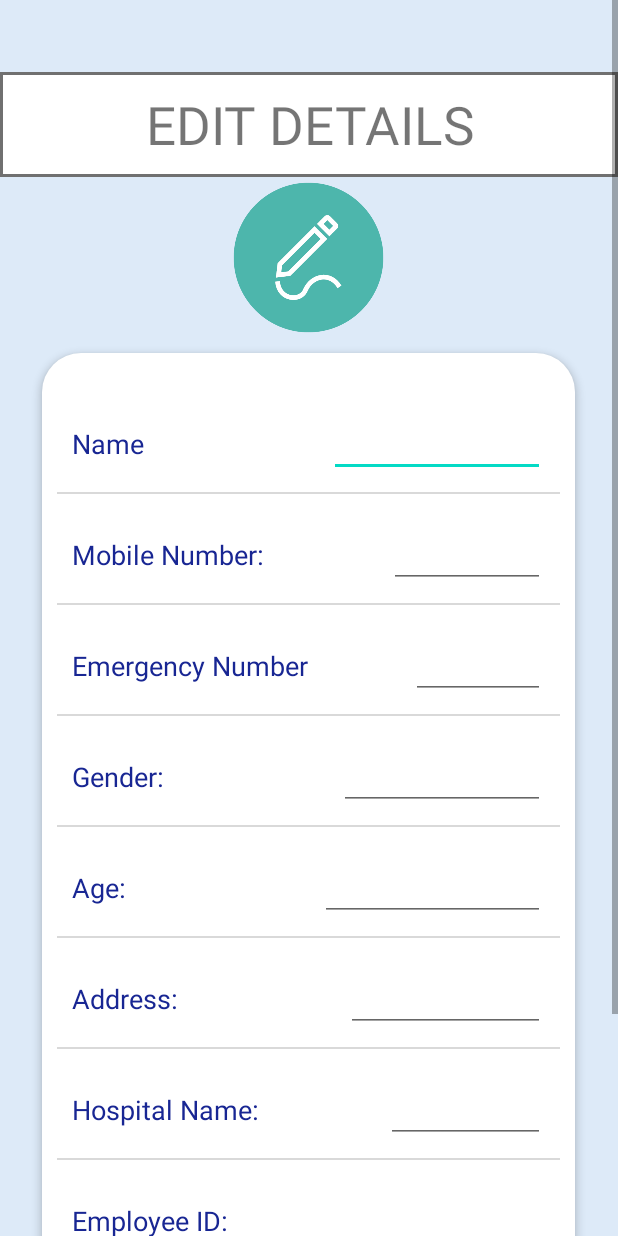
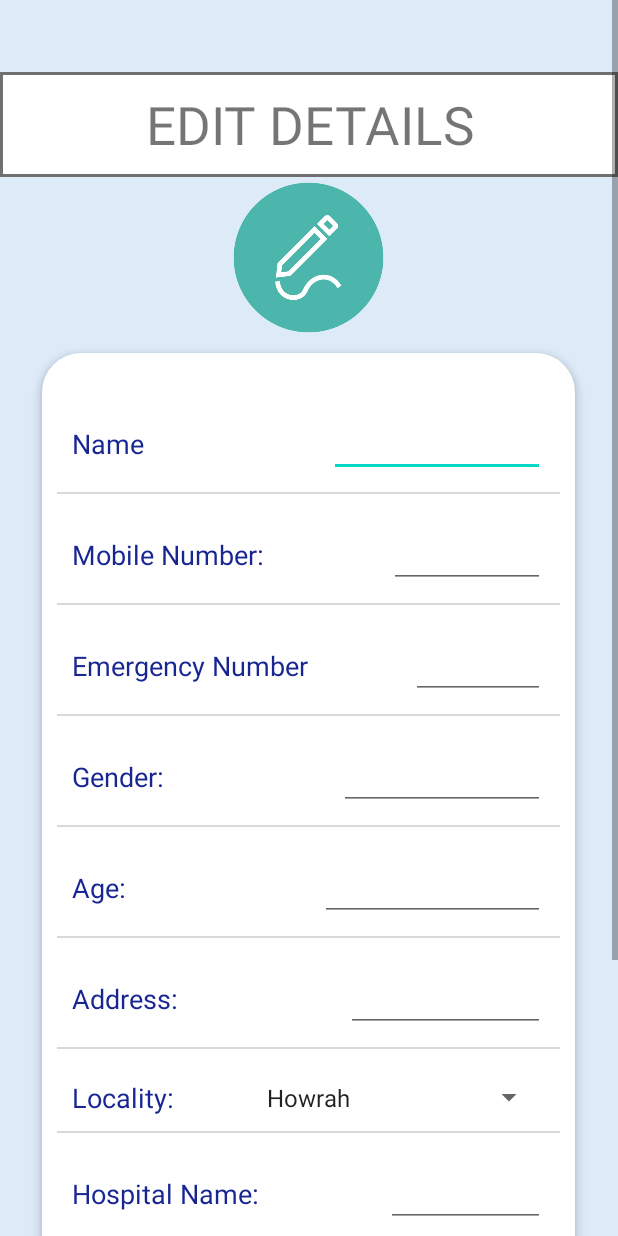
Before and after one commit to SegFault03/Maatran, an Android app: the EditPatient screen opened directly, with no data from a screen before it, on a phone screen of 412 x 824 dp. Run offline under Robolectric (Android 15) with nearby library versions, the phone set to English and light mode, and no system bars; our stand-ins replace Firebase (no records; nobody signed in at launch, a user with empty details on screens opened directly); Roboto replaces fonts that are not available here; 7 statements that could not run were skipped.

Commit message:
added location details and completed healthworker workflow

```diff
--- a/app/src/main/java/com/example/Maatran/EditPatient.java
+++ b/app/src/main/java/com/example/Maatran/EditPatient.java
@@ -4,7 +4,10 @@ import android.content.Intent;
 import android.os.Bundle;
 import android.util.Log;
 import android.view.View;
+import android.widget.AdapterView;
+import android.widget.ArrayAdapter;
 import android.widget.EditText;
+import android.widget.Spinner;
 import android.widget.TextView;
 import android.widget.Toast;
 
@@ -19,7 +22,6 @@ import com.google.firebase.firestore.SetOptions;
 
 import java.util.HashMap;
 import java.util.Map;
-
 import java.util.Objects;
 
 
@@ -28,8 +30,10 @@ public class EditPatient extends AppCompatActivity {
     public static final String TAG="EditPatient";
     User user;
     String id;
+    private String locality;
     boolean newDetails, isPatient, isWorker;
     private EditText name, age, gender, mobile, emergency, address, hospital_name, employee_id;
+    Spinner spinner_locality;
     DocumentReference docRef;
 
     @Override
@@ -40,6 +44,21 @@ public class EditPatient extends AppCompatActivity {
 
         hospital_name = findViewById(R.id.hospital_name);
         employee_id = findViewById(R.id.employee_id);
+        spinner_locality=findViewById(R.id.spinner_locality);
+        ArrayAdapter<CharSequence> loc_adapter=ArrayAdapter.createFromResource(this, R.array.localities, android.R.layout.simple_spinner_item);
+        loc_adapter.setDropDownViewResource(android.R.layout.simple_spinner_item);
+        spinner_locality.setAdapter(loc_adapter);
+        spinner_locality.setOnItemSelectedListener(new AdapterView.OnItemSelectedListener() {
+            @Override
+            public void onItemSelected(AdapterView<?> adapterView, View view, int i, long l) {
+                locality=(String) adapterView.getItemAtPosition(i);
+            }
+
+            @Override
+            public void onNothingSelected(AdapterView<?> adapterView) {
+
+            }
+        });
         isWorker = false;
 
         assert mUser != null;
@@ -64,10 +83,8 @@ public class EditPatient extends AppCompatActivity {
                                         if(document.get("employeeId")!=null)
                                         employee_id.setText(Objects.requireNonNull(document.getData().get("employeeId"),TAG+"Null found when setting employee_id").toString());
                                         isWorker = true;
-
-
-
-
+                                        findViewById(R.id.location_details).setVisibility(View.GONE);
+                                        findViewById(R.id.view_21).setVisibility(View.GONE);
                                     }
                                 }
                             }
@@ -89,6 +106,8 @@ public class EditPatient extends AppCompatActivity {
             findViewById(R.id.view_l5).setVisibility(View.GONE);
             findViewById(R.id.emergency).setVisibility(View.GONE);
             findViewById(R.id.view_20).setVisibility(View.GONE);
+            findViewById(R.id.location_details).setVisibility(View.GONE);
+            findViewById(R.id.view_21).setVisibility(View.GONE);
         }
 
         if (!newDetails) {
@@ -98,9 +117,11 @@ public class EditPatient extends AppCompatActivity {
             mobile.setText(user.getMobile());
             address.setText(user.getAddress());
 
+
                 if (isPatient) {
                     age.setText(Long.toString(user.getAge()));
                     emergency.setText(user.getEmergency());
+                    spinner_locality.setSelection(((ArrayAdapter<String>)spinner_locality.getAdapter()).getPosition(user.getLocality()));
                     id = getIntent().getStringExtra("id");
                     docRef = FirebaseFirestore.getInstance()
                             .collection("UserDetails")
@@ -148,6 +169,7 @@ public class EditPatient extends AppCompatActivity {
         if(isPatient) {
             user.setEmergency(emergency.getText().toString());
             user.setAge(Long.parseLong(age.getText().toString()));
+            user.setLocality(locality);
         }
         if(isWorker)
         {
--- a/app/src/main/res/layout/patient_details.xml
+++ b/app/src/main/res/layout/patient_details.xml
@@ -274,6 +274,51 @@
                 </LinearLayout>
 
                 <View
+                    android:id="@+id/view_21"
+                    android:layout_width="wrap_content"
+                    android:layout_height="1dp"
+                    android:layout_margin="10dp"
+                    android:background="#D9D9D9" />
+
+                <LinearLayout
+                    android:id="@+id/location_details"
+                    android:layout_width="match_parent"
+                    android:layout_height="wrap_content"
+                    android:layout_marginHorizontal="20dp"
+                    android:layout_marginTop="10dp"
+                    android:orientation="horizontal">
+
+                    <TextView
+                        android:id="@+id/locality"
+                        android:layout_width="wrap_content"
+                        android:layout_height="wrap_content"
+                        android:layout_weight="1"
+                        android:text="Locality:"
+                        android:textColor="#182693"
+                        android:textSize="18sp" />
+
+                    <Spinner
+                        android:id="@+id/spinner_locality"
+                        android:layout_width="139dp"
+                        android:layout_height="match_parent"
+                        android:spinnerMode="dropdown"
+                        android:layout_weight="1"
+                        android:textColor="#5B5B5B"
+                        android:textSize="16sp"/>
+
+                    <!--<EditText
+                        android:id="@+id/locality_name"
+                        android:layout_width="wrap_content"
+                        android:layout_height="wrap_content"
+                        android:layout_weight="1"
+                        android:textAlignment="viewEnd"
+                        android:textColor="#5B5B5B"
+                        android:textSize="16sp" />-->
+
+
+                </LinearLayout>
+
+                <View
                     android:id="@+id/view_l7"
                     android:layout_width="wrap_content"
                     android:layout_height="1dp"
--- a/app/src/main/res/values/strings.xml
+++ b/app/src/main/res/values/strings.xml
@@ -50,4 +50,11 @@
     <string name="dashboard_string">DASHBOARD</string>
     <string name="family_members">Family Members</string>
     <string name="username_email">Email/Username</string>
+    <string-array name="localities">
+        <item>Howrah</item>
+        <item>Ballygunge</item>
+        <item>Central</item>
+        <item>Sector V</item>
+        <item>College More</item>
+    </string-array>
 </resources>
```
Also changed, not shown: app/src/main/java/com/example/Maatran/PatientsView.java (+31 -9 lines), app/src/main/java/com/example/Maatran/User.java (+12 -2 lines), app/src/main/res/layout/patients_list.xml (+16 -7 lines).
